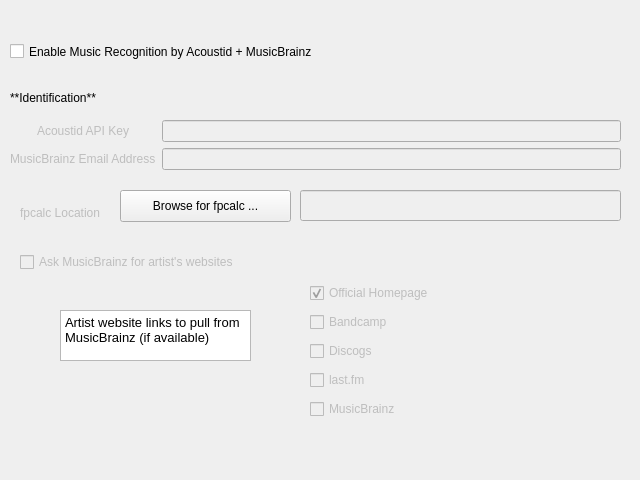
First picture: the form in nowplaying/resources/recognition_acoustidmb_ui.ui, repository e1miran/Now-Playing-Serato, before the edit.
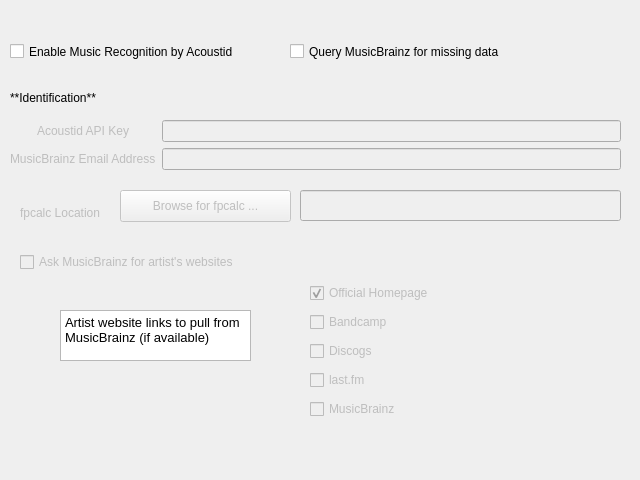
Second picture: the form after the edit.

Commit message: Separate AcoustID and MusicBrainz more (#470)

The edit to the form file:
```diff
--- a/nowplaying/resources/recognition_acoustidmb_ui.ui
+++ b/nowplaying/resources/recognition_acoustidmb_ui.ui
@@ -104,12 +104,12 @@
     <rect>
      <x>10</x>
      <y>40</y>
-     <width>361</width>
+     <width>251</width>
      <height>23</height>
     </rect>
    </property>
    <property name="text">
-    <string>Enable Music Recognition by Acoustid + MusicBrainz</string>
+    <string>Enable Music Recognition by Acoustid </string>
    </property>
   </widget>
   <widget class="QLabel" name="fpcalcexe_label">
@@ -148,6 +148,9 @@
    </property>
   </widget>
   <widget class="QPushButton" name="fpcalcexe_button">
+   <property name="enabled">
+    <bool>false</bool>
+   </property>
    <property name="geometry">
     <rect>
      <x>120</x>
@@ -262,6 +265,19 @@
     <bool>false</bool>
    </property>
   </widget>
+  <widget class="QCheckBox" name="musicbrainz_checkbox">
+   <property name="geometry">
+    <rect>
+     <x>290</x>
+     <y>40</y>
+     <width>251</width>
+     <height>23</height>
+    </rect>
+   </property>
+   <property name="text">
+    <string>Query MusicBrainz for missing data</string>
+   </property>
+  </widget>
  </widget>
  <resources/>
  <connections>
```
Left out of the diff: 59 changed lines with no effect on the pictures. The commit also changes 9 other files.
